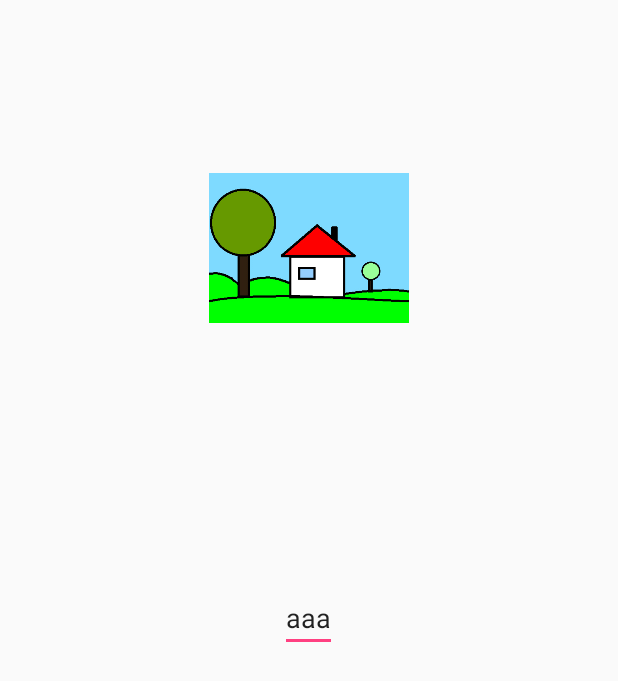
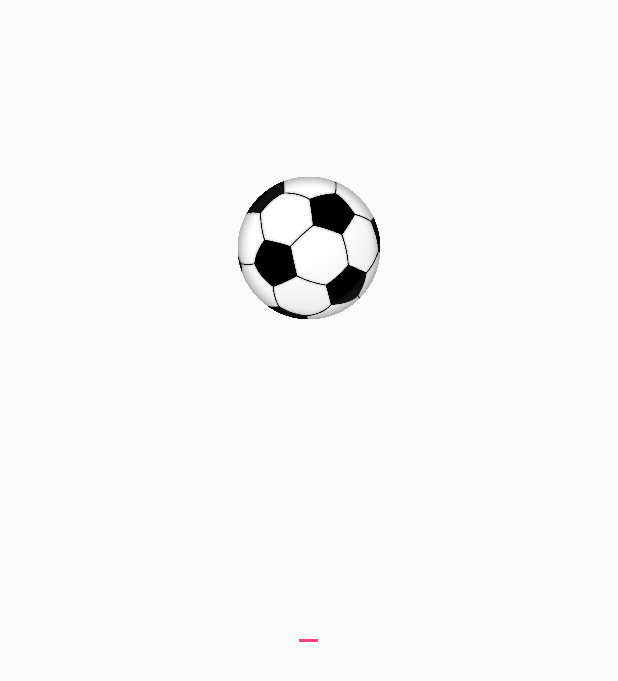
Before and after one commit to cyfra/MyLockScreen, an Android app: the screen it shows after launch (MainActivity), on a phone screen of 412 x 824 dp. Shown: the top 681 px of the screen. Run offline under Robolectric (Android 15) with nearby library versions, the phone set to English and light mode, and no system bars.

Commit message:
More images. Moved image management to a separate class.

```diff
--- /dev/null
+++ b/app/src/main/java/com/example/michalski/mylockscreen/Pictures.java
@@ -0,0 +1,24 @@
+package com.example.michalski.mylockscreen;
+
+import android.support.v7.app.AppCompatActivity;
+
+import java.util.ArrayList;
+import java.util.HashMap;
+import java.util.Map;
+
+public class Pictures {
+    public Map<String, Integer> pictures;
+    public ArrayList<String> pictures_keys;
+
+    Pictures() {
+        pictures = new HashMap<>();
+        pictures.put("auto", R.drawable.auto);
+        pictures.put("dom", R.drawable.domek);
+        pictures.put("kot", R.drawable.kot);
+        pictures.put("lalka", R.drawable.lalka);
+        pictures.put("pies", R.drawable.pies);
+        pictures.put("pilka", R.drawable.pilka);
+        pictures.put("rower", R.drawable.rower);
+        pictures_keys = new ArrayList<>(pictures.keySet());
+    }
+}
--- a/app/src/main/java/com/example/michalski/mylockscreen/TypeText.java
+++ b/app/src/main/java/com/example/michalski/mylockscreen/TypeText.java
@@ -3,32 +3,25 @@ package com.example.michalski.mylockscreen;
 import android.support.v7.app.AppCompatActivity;
 import android.text.Editable;
 import android.text.TextWatcher;
-import android.util.Log;
 import android.widget.EditText;
 import android.widget.ImageView;
 
-import java.util.ArrayList;
-import java.util.HashMap;
-import java.util.Map;
 import java.util.Random;
 
 public class TypeText implements PossibleQuestions {
-    Map<String, Integer> pictures;
-    ArrayList<String> pictures_keys;
+    Pictures pictures;
     @Override
     public void Init(AppCompatActivity activity) {
+        pictures = new Pictures();
         activity.setContentView(R.layout.type_answer);
-        pictures = new HashMap<>();
-        pictures.put("dom", R.drawable.domek);
-        pictures_keys = new ArrayList<>(pictures.keySet());
     }
 
     @Override
     public void Execute(AppCompatActivity activity, final PossibleAnswers answers) {
         Random r = new Random();
-        final String selected_key = pictures_keys.get(r.nextInt(pictures_keys.size()));
+        final String selected_key = pictures.pictures_keys.get(r.nextInt(pictures.pictures_keys.size()));
         ImageView view = (ImageView)activity.findViewById(R.id.imageView);
-        view.setImageResource(pictures.get(selected_key));
+        view.setImageResource(pictures.pictures.get(selected_key));
 
         final EditText resultText = (EditText)activity.findViewById(R.id.imageName);
         resultText.addTextChangedListener(new TextWatcher() {
--- a/app/src/main/res/layout/type_answer.xml
+++ b/app/src/main/res/layout/type_answer.xml
@@ -34,6 +34,6 @@
         android:id="@+id/imageName"
         android:layout_centerVertical="true"
         android:layout_centerHorizontal="true"
-        android:text="aaa" />
+        android:text="" />
 </RelativeLayout>
 </android.support.design.widget.CoordinatorLayout>
```
Also changed, not shown: app/src/main/res/drawable/auto.png (added), app/src/main/res/drawable/kot.png (added), app/src/main/res/drawable/lalka.png (added), app/src/main/res/drawable/pies.jpg (added), app/src/main/res/drawable/pilka.png (added), app/src/main/res/drawable/rower.png (added).
